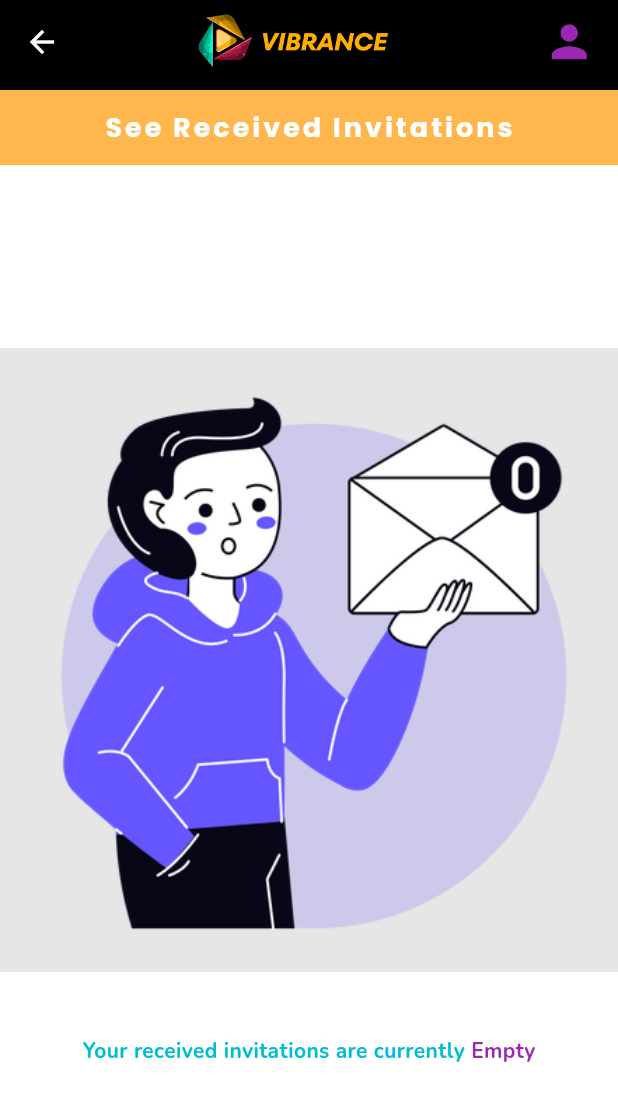
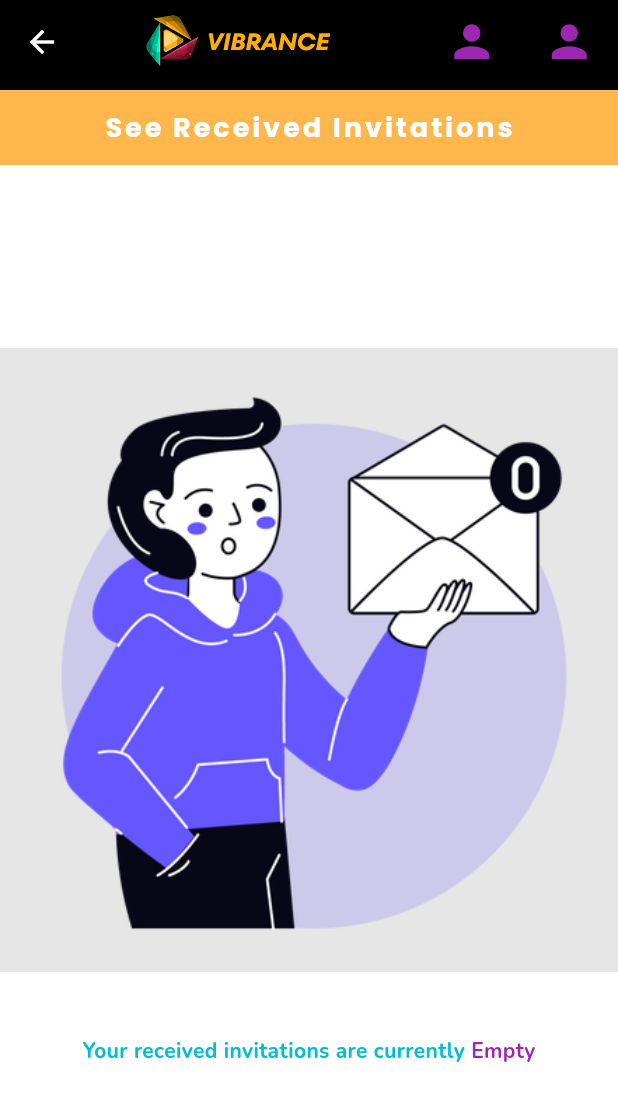
Before and after one commit to HaseebKhanGitHub/vibrance, a Flutter app: the screen it shows after launch, on a phone screen of 412 x 824 dp. Shown: the top 1101 px of the screen. Run offline on Flutter 3.47's test engine with Material 3 defaults, Android fonts, the phone set to English and light mode, and no system bars; our stand-ins replace circular_profile_avatar, google_fonts, rounded_loading_button_plus.

Commit message:
Update acceptInvite.dart

```diff
--- a/lib/Views/Invitation/acceptInvite.dart
+++ b/lib/Views/Invitation/acceptInvite.dart
@@ -24,6 +24,14 @@ class acceptInvite extends StatelessWidget {
             color: Colors.white,
           ),
           actions: [
+            Padding(
+              padding: const EdgeInsets.symmetric(horizontal: 15),
+              child: Icon(
+                Icons.person,
+                color: Colors.purple,
+                size: 35,
+              ),
+            ),
             Padding(
               padding: const EdgeInsets.symmetric(horizontal: 15),
               child: Icon(
```
